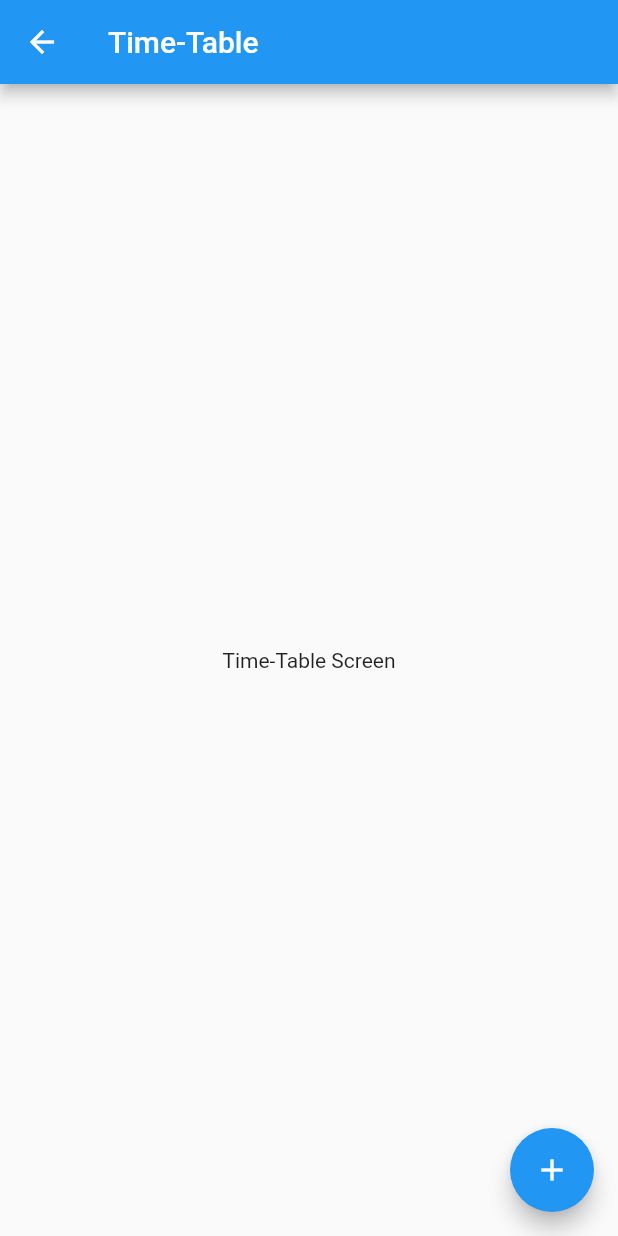
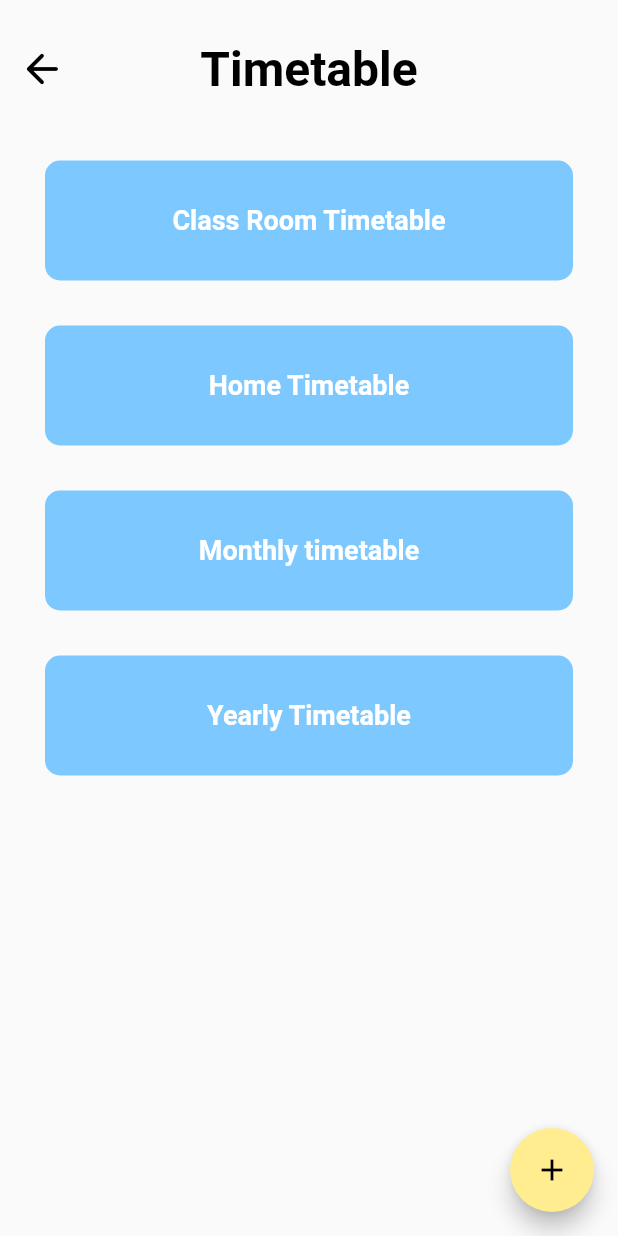
Before and after one commit to gdsc-jssstu/student_study_manager, a Flutter app: the TimeTablesScreen screen opened by its route, on a phone screen of 412 x 824 dp. Run offline on Flutter 3.47's test engine with Material 2 defaults, Android fonts, the phone set to English and light mode, and no system bars; our stand-ins replace hive, hive_flutter; accounts and stored records are empty.

Commit message:
Added "Timetable Screen" and "Add Timetable Screen"

```diff
--- a/lib/screens/timetables_screen.dart
+++ b/lib/screens/timetables_screen.dart
@@ -1,21 +1,66 @@
 import 'package:flutter/material.dart';
-
+import 'package:hacktober_fest_app/screens/add_timetable_screen.dart';
+import 'package:hacktober_fest_app/widgets/timetable_screen_container.dart';
 class TimeTablesScreen extends StatelessWidget {
   static const routeName='/time-tables-screen';
+
+  const TimeTablesScreen({super.key});
 
   @override
   Widget build(BuildContext context) {
     return Scaffold(
       appBar: AppBar(
-        title: Text("Time-Table"),
+        automaticallyImplyLeading: false,
+        leading: Padding(
+          padding: const EdgeInsets.all(9.0),
+          child: GestureDetector(
+            onTap: () {
+              Navigator.pop(context);
+            },
+            child: const Icon(
+              Icons.arrow_back_rounded,
+              size: 32,
+            ),
+          ),
+        ),
+        centerTitle: true,
+        toolbarHeight: 92,
+        backgroundColor: Colors.transparent,
+        foregroundColor: Colors.black,
+        elevation: 0,
+        shadowColor: Colors.transparent,
+        title: const Text(
+          "Timetable",
+          style: TextStyle(
+            color: Colors.black,
+            fontSize: 32,
+            fontWeight: FontWeight.w600,
+          ),
+        ),
       ),
       floatingActionButton: FloatingActionButton(
+        foregroundColor: Colors.black,
+        backgroundColor: Color(0xffFFED8F),
         child: Icon(Icons.add),
-        onPressed: (){
-        //TODO:Add new timetable feature to be added
-      },),
-      body: Center(
-        child: Text("Time-Table Screen"),
+        onPressed: () {
+          Navigator.push(
+            context,
+            MaterialPageRoute(builder: (context) => const AddTimetable()),);
+          //TODO:Add new notes feature to be added
+        },
+      ),
+      body: SingleChildScrollView(
+
+        child: Column(
+          crossAxisAlignment: CrossAxisAlignment.start,
+          children: const [
+
+            TimetableScreenContainer(title: "Class Room Timetable"),
+            TimetableScreenContainer(title: "Home Timetable"),
+            TimetableScreenContainer(title: "Monthly timetable"),
+            TimetableScreenContainer(title: "Yearly Timetable"),
+          ],
+        ),
       ),
     );
   }
--- /dev/null
+++ b/lib/widgets/timetable_screen_container.dart
@@ -0,0 +1,30 @@
+import 'package:flutter/material.dart';
+
+class TimetableScreenContainer extends StatelessWidget {
+  final String title;
+  const TimetableScreenContainer({super.key, required this.title});
+  @override
+  Widget build(BuildContext context) {
+    return GestureDetector(
+      onTap: (){},
+      child: Padding(
+        padding: const EdgeInsets.fromLTRB(30,15,30,15),
+        child: Container(
+          height: 80,
+          width: double.infinity,
+          //color: Color(0xff7DC9FF),
+          decoration: const BoxDecoration(
+            color: Color(0xff7DC9FF),
+            borderRadius: BorderRadius.all(Radius.circular(10)),
+          ),
+          child: Center(child: Text(title,style: const TextStyle(
+            color: Colors.white,
+            fontSize: 18,
+            fontWeight: FontWeight.w600,
+          ),)),
+        ),
+      ),
+    );
+
+  }
+}
```
Also changed, not shown: lib/screens/add_timetable_screen.dart (added, +168 -0 lines).
